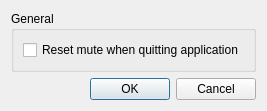
Above: src/SettingsDialog.ui from Chainsawkitten/MuteExceptions before the change. Below: the same form after it.
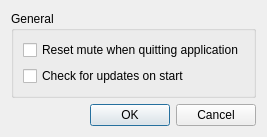
That is the form after the change. Icons and pictures are not drawn.

Commit message: Setting for whether to search for updates

The edit to the form file:
```diff
--- a/src/SettingsDialog.ui
+++ b/src/SettingsDialog.ui
@@ -49,6 +49,13 @@
         </property>
        </widget>
       </item>
+      <item>
+       <widget class="QCheckBox" name="updateCheckBox">
+        <property name="text">
+         <string>Check for updates on start</string>
+        </property>
+       </widget>
+      </item>
      </layout>
     </widget>
    </item>
```
The commit also changes 4 other files.
